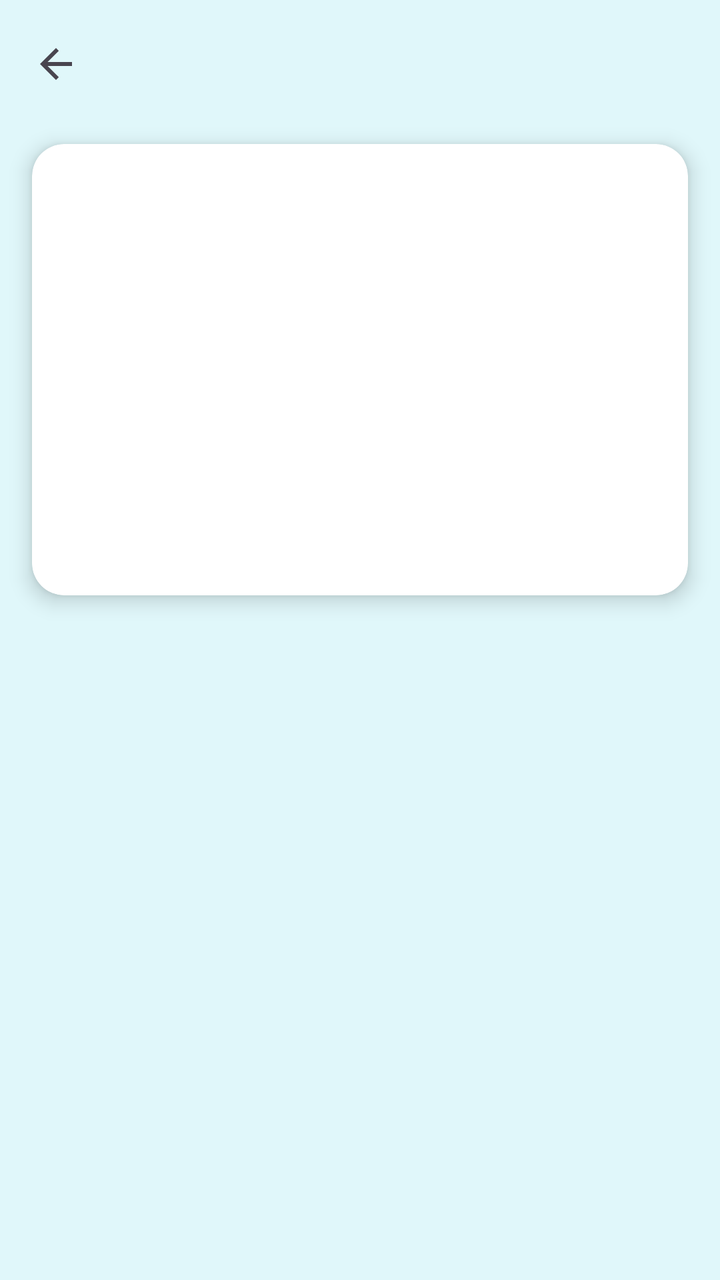
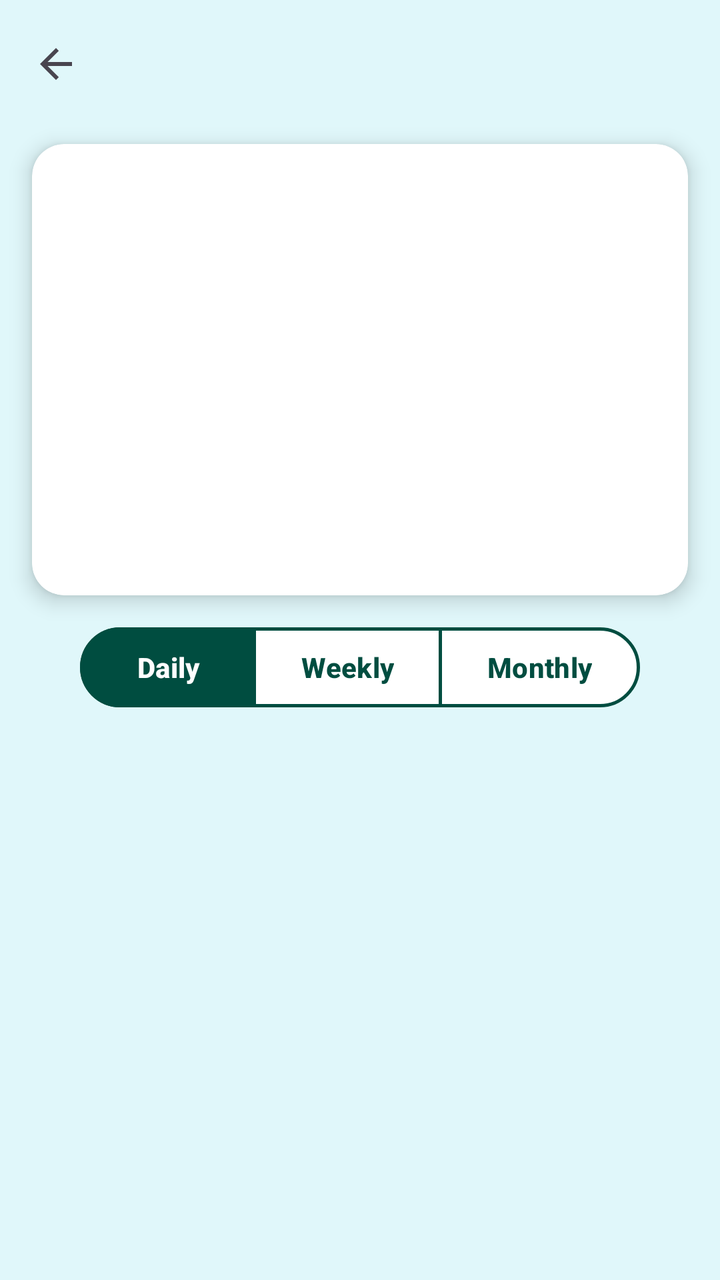

The first picture is an Android layout as it rendered before a commit; the second is the same layout after the commit. The layout source and the unified diff follow.
<!-- AndroidManifest.xml: application theme Theme.HoroscopoAndroid -->
<!-- res/layout/activity_detail.xml -->
<?xml version="1.0" encoding="utf-8"?>
<androidx.constraintlayout.widget.ConstraintLayout xmlns:android="http://schemas.android.com/apk/res/android"
    xmlns:app="http://schemas.android.com/apk/res-auto"
    xmlns:tools="http://schemas.android.com/tools"
    android:id="@+id/detailMain"
    android:layout_width="match_parent"
    android:layout_height="match_parent"
    android:background="@color/light_turquoise"
    tools:context=".activities.DetailActivity">

    
    <com.google.android.material.appbar.MaterialToolbar
        android:id="@+id/toolbarDetail"
        android:layout_width="0dp"
        android:layout_height="?attr/actionBarSize"
        android:background="@color/light_turquoise"
        app:layout_constraintEnd_toEndOf="parent"
        app:layout_constraintStart_toStartOf="parent"
        app:layout_constraintTop_toTopOf="parent"
        app:navigationIcon="?attr/homeAsUpIndicator"
        app:titleTextColor="@android:color/black" />

    
    <androidx.cardview.widget.CardView
        android:id="@+id/cardHeader"
        android:layout_width="0dp"
        android:layout_height="wrap_content"
        android:layout_marginStart="16dp"
        android:layout_marginTop="8dp"
        android:layout_marginEnd="16dp"
        app:cardCornerRadius="16dp"
        app:cardElevation="6dp"
        app:layout_constraintEnd_toEndOf="parent"
        app:layout_constraintStart_toStartOf="parent"
        app:layout_constraintTop_toBottomOf="@id/toolbarDetail">

        <LinearLayout
            android:layout_width="match_parent"
            android:layout_height="wrap_content"
            android:gravity="center_horizontal"
            android:orientation="vertical"
            android:padding="24dp">

            
            <FrameLayout
                android:layout_width="80dp"
                android:layout_height="80dp">

                
                <ImageView
                    android:id="@+id/ivDetailIcon"
                    android:layout_width="match_parent"
                    android:layout_height="match_parent"
                    android:contentDescription="@null" />

                
                <ImageView
                    android:id="@+id/ivDetailFavoriteBadge"
                    android:layout_width="26dp"
                    android:layout_height="26dp"
                    android:layout_gravity="top|end"
                    android:contentDescription="@null"
                    android:src="@drawable/ic_heart_filled"
                    android:visibility="gone" />
            </FrameLayout>

            
            <TextView
                android:id="@+id/tvDetailName"
                android:layout_width="wrap_content"
                android:layout_height="wrap_content"
                android:layout_marginTop="12dp"
                android:textColor="@android:color/black"
                android:textSize="26sp"
                android:textStyle="bold" />

            
            <TextView
                android:id="@+id/tvDetailDates"
                android:layout_width="wrap_content"
                android:layout_height="wrap_content"
                android:layout_marginTop="4dp"
                android:textColor="#424242"
                android:textSize="16sp" />

            
            <TextView
                android:id="@+id/tvDetailElement"
                android:layout_width="wrap_content"
                android:layout_height="wrap_content"
                android:layout_marginTop="6dp"
                android:textColor="#37474F"
                android:textSize="14sp"
                android:textStyle="italic" />
        </LinearLayout>
    </androidx.cardview.widget.CardView>

    
    <ProgressBar
        android:id="@+id/progressBar"
        android:layout_width="wrap_content"
        android:layout_height="wrap_content"
        android:layout_marginTop="12dp"
        android:visibility="gone"
        app:layout_constraintEnd_toEndOf="parent"
        app:layout_constraintStart_toStartOf="parent"
        app:layout_constraintTop_toBottomOf="@id/cardHeader" />

    
    <TextView
        android:id="@+id/tvApiStatus"
        android:layout_width="0dp"
        android:layout_height="wrap_content"
        android:layout_marginStart="20dp"
        android:layout_marginTop="8dp"
        android:layout_marginEnd="20dp"
        android:textColor="#00796B"
        android:textSize="12sp"
        android:textStyle="bold"
        android:visibility="gone"
        app:layout_constraintEnd_toEndOf="parent"
        app:layout_constraintStart_toStartOf="parent"
        app:layout_constraintTop_toBottomOf="@id/progressBar" />

    
    <androidx.core.widget.NestedScrollView
        android:layout_width="0dp"
        android:layout_height="0dp"
        android:layout_marginTop="8dp"
        android:clipToPadding="false"
        android:paddingStart="20dp"
        android:paddingEnd="20dp"
        android:paddingBottom="20dp"
        app:layout_constraintBottom_toBottomOf="parent"
        app:layout_constraintEnd_toEndOf="parent"
        app:layout_constraintStart_toStartOf="parent"
        app:layout_constraintTop_toBottomOf="@id/tvApiStatus">

        <TextView
            android:id="@+id/tvDetailText"
            android:layout_width="match_parent"
            android:layout_height="wrap_content"
            android:lineSpacingExtra="6dp"
            android:textColor="@android:color/black"
            android:textSize="18sp" />
    </androidx.core.widget.NestedScrollView>

</androidx.constraintlayout.widget.ConstraintLayout>
<!-- resources referenced by this layout -->
<resources>
  <color name="light_turquoise">#E0F7FA</color>
  <!-- drawable ic_heart_filled (drawable) -->
  <?xml version="1.0" encoding="utf-8"?>
  <vector xmlns:android="http://schemas.android.com/apk/res/android"
      android:width="24dp"
      android:height="24dp"
      android:viewportWidth="24"
      android:viewportHeight="24">
    <path
        android:fillColor="#E53935"
        android:pathData="M12,21.35l-1.45,-1.32C5.4,15.36 2,12.28 2,8.5 2,5.42 4.42,3 7.5,3c1.74,0 3.41,0.81 4.5,2.09C13.09,3.81 14.76,3 16.5,3 19.58,3 22,5.42 22,8.5c0,3.78 -3.4,6.86 -8.55,11.54L12,21.35z" />
  </vector>
  <style name="Theme.HoroscopoAndroid" parent="Base.Theme.HoroscopoAndroid" />
  <style name="Base.Theme.HoroscopoAndroid" parent="Theme.Material3.DayNight.NoActionBar">
          
          
      </style>
</resources>

<!-- the commit's change to res/layout/activity_detail.xml (unified diff, before → after) -->
@@ -96,15 +96,69 @@
     </androidx.cardview.widget.CardView>
 
     
+    <com.google.android.material.button.MaterialButtonToggleGroup
+        android:id="@+id/toggleButtonPeriod"
+        android:layout_width="wrap_content"
+        android:layout_height="wrap_content"
+        android:layout_marginTop="12dp"
+        app:checkedButton="@id/btnPeriodDaily"
+        app:layout_constraintEnd_toEndOf="parent"
+        app:layout_constraintStart_toStartOf="parent"
+        app:layout_constraintTop_toBottomOf="@id/cardHeader"
+        app:selectionRequired="true"
+        app:singleSelection="true">
+
+        <com.google.android.material.button.MaterialButton
+            android:id="@+id/btnPeriodDaily"
+            style="?attr/materialButtonOutlinedStyle"
+            android:layout_width="wrap_content"
+            android:layout_height="wrap_content"
+            android:text="@string/period_daily"
+            android:textColor="@color/toggle_button_text"
+            android:textSize="14sp"
+            android:textStyle="bold"
+            app:backgroundTint="@color/toggle_button_background"
+            app:strokeColor="@color/toggle_button_stroke"
+            app:strokeWidth="1.5dp" />
+
+        <com.google.android.material.button.MaterialButton
+            android:id="@+id/btnPeriodWeekly"
+            style="?attr/materialButtonOutlinedStyle"
+            android:layout_width="wrap_content"
+            android:layout_height="wrap_content"
+            android:text="@string/period_weekly"
+            android:textColor="@color/toggle_button_text"
+            android:textSize="14sp"
+            android:textStyle="bold"
+            app:backgroundTint="@color/toggle_button_background"
+            app:strokeColor="@color/toggle_button_stroke"
+            app:strokeWidth="1.5dp" />
+
+        <com.google.android.material.button.MaterialButton
+            android:id="@+id/btnPeriodMonthly"
+            style="?attr/materialButtonOutlinedStyle"
+            android:layout_width="wrap_content"
+            android:layout_height="wrap_content"
+            android:text="@string/period_monthly"
+            android:textColor="@color/toggle_button_text"
+            android:textSize="14sp"
+            android:textStyle="bold"
+            app:backgroundTint="@color/toggle_button_background"
+            app:strokeColor="@color/toggle_button_stroke"
+            app:strokeWidth="1.5dp" />
+
+    </com.google.android.material.button.MaterialButtonToggleGroup>
+
+    
     <ProgressBar
         android:id="@+id/progressBar"
         android:layout_width="wrap_content"
         android:layout_height="wrap_content"
-        android:layout_marginTop="12dp"
+        android:layout_marginTop="8dp"
         android:visibility="gone"
         app:layout_constraintEnd_toEndOf="parent"
         app:layout_constraintStart_toStartOf="parent"
-        app:layout_constraintTop_toBottomOf="@id/cardHeader" />
+        app:layout_constraintTop_toBottomOf="@id/toggleButtonPeriod" />
 
     
     <TextView
@@ -112,7 +166,7 @@
         android:layout_width="0dp"
         android:layout_height="wrap_content"
         android:layout_marginStart="20dp"
-        android:layout_marginTop="8dp"
+        android:layout_marginTop="6dp"
         android:layout_marginEnd="20dp"
         android:textColor="#00796B"
         android:textSize="12sp"
<!-- resource entries referenced after the edit -->
@@ -12,6 +12,9 @@
         android:fillColor="#E53935"
         android:pathData="M12,21.35l-1.45,-1.32C5.4,15.36 2,12.28 2,8.5 2,5.42 4.42,3 7.5,3c1.74,0 3.41,0.81 4.5,2.09C13.09,3.81 14.76,3 16.5,3 19.58,3 22,5.42 22,8.5c0,3.78 -3.4,6.86 -8.55,11.54L12,21.35z" />
   </vector>
+  <string name="period_daily">Daily</string>
+  <string name="period_monthly">Monthly</string>
+  <string name="period_weekly">Weekly</string>
   <style name="Theme.HoroscopoAndroid" parent="Base.Theme.HoroscopoAndroid" />
   <style name="Base.Theme.HoroscopoAndroid" parent="Theme.Material3.DayNight.NoActionBar">
           
